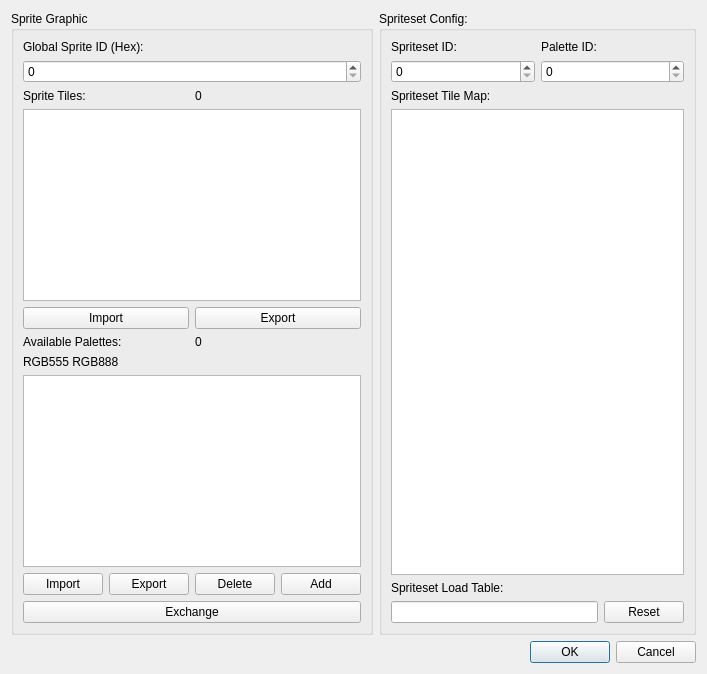
Qt form Dialog/SpritesEditorDialog.ui (wario-land/WL4Editor) before a commit.
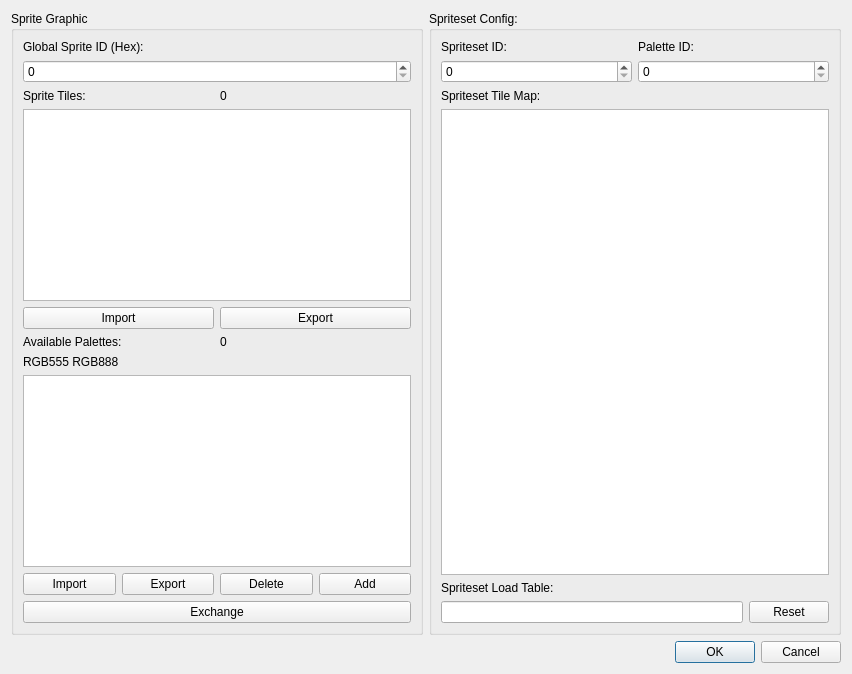
The same form after that commit. Custom widgets are drawn as their Qt base class.

What changed in the file:
```diff
--- a/Dialog/SpritesEditorDialog.ui
+++ b/Dialog/SpritesEditorDialog.ui
@@ -6,7 +6,7 @@
    <rect>
     <x>0</x>
     <y>0</y>
-    <width>707</width>
+    <width>852</width>
     <height>674</height>
    </rect>
   </property>
```
